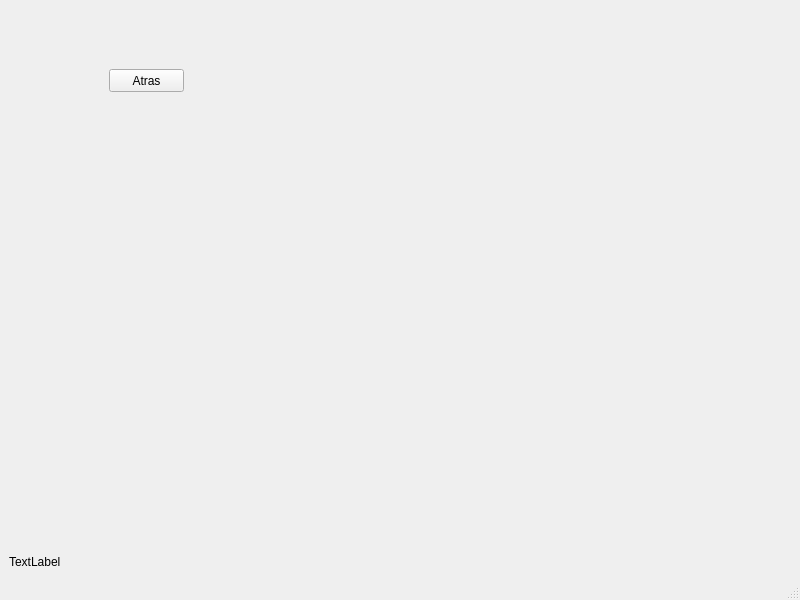
First picture: the form in gui.ui, repository gastoncer92/MiEmprendimiento, before the edit.
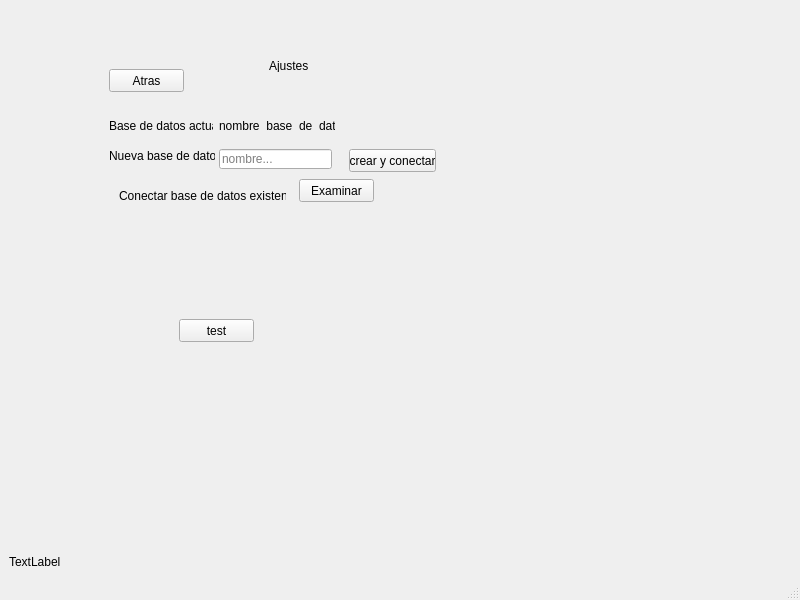
Second picture: the form after the edit. The open tabs and pages were chosen to show the change.

What changed in the file:
```diff
--- a/gui.ui
+++ b/gui.ui
@@ -707,6 +707,123 @@
          <string>Atras</string>
         </property>
        </widget>
+       <widget class="QLabel" name="label_11">
+        <property name="geometry">
+         <rect>
+          <x>260</x>
+          <y>50</y>
+          <width>47</width>
+          <height>13</height>
+         </rect>
+        </property>
+        <property name="text">
+         <string>Ajustes</string>
+        </property>
+       </widget>
+       <widget class="QLabel" name="label_12">
+        <property name="geometry">
+         <rect>
+          <x>100</x>
+          <y>110</y>
+          <width>104</width>
+          <height>13</height>
+         </rect>
+        </property>
+        <property name="text">
+         <string>Base de datos actual:</string>
+        </property>
+       </widget>
+       <widget class="QLabel" name="label_13">
+        <property name="geometry">
+         <rect>
+          <x>210</x>
+          <y>110</y>
+          <width>116</width>
+          <height>13</height>
+         </rect>
+        </property>
+        <property name="text">
+         <string>nombre_base_de_datos</string>
+        </property>
+       </widget>
+       <widget class="QLabel" name="label_14">
+        <property name="geometry">
+         <rect>
+          <x>100</x>
+          <y>140</y>
+          <width>106</width>
+          <height>13</height>
+         </rect>
+        </property>
+        <property name="text">
+         <string>Nueva base de datos:</string>
+        </property>
+       </widget>
+       <widget class="QPushButton" name="pushButton_25">
+        <property name="geometry">
+         <rect>
+          <x>290</x>
+          <y>170</y>
+          <width>75</width>
+          <height>23</height>
+         </rect>
+        </property>
+        <property name="text">
+         <string>Examinar</string>
+        </property>
+       </widget>
+       <widget class="QLineEdit" name="lineEdit_13">
+        <property name="geometry">
+         <rect>
+          <x>210</x>
+          <y>140</y>
+          <width>113</width>
+          <height>20</height>
+         </rect>
+        </property>
+        <property name="placeholderText">
+         <string>nombre...</string>
+        </property>
+       </widget>
+       <widget class="QPushButton" name="pushButton_26">
+        <property name="geometry">
+         <rect>
+          <x>340</x>
+          <y>140</y>
+          <width>87</width>
+          <height>23</height>
+         </rect>
+        </property>
+        <property name="text">
+         <string>crear y conectar</string>
+        </property>
+       </widget>
+       <widget class="QLabel" name="label_15">
+        <property name="geometry">
+         <rect>
+          <x>110</x>
+          <y>180</y>
+          <width>167</width>
+          <height>13</height>
+         </rect>
+        </property>
+        <property name="text">
+         <string>Conectar base de datos existente:</string>
+        </property>
+       </widget>
+       <widget class="QPushButton" name="pushButton_28">
+        <property name="geometry">
+         <rect>
+          <x>170</x>
+          <y>310</y>
+          <width>75</width>
+          <height>23</height>
+         </rect>
+        </property>
+        <property name="text">
+         <string>test</string>
+        </property>
+       </widget>
       </widget>
      </widget>
     </item>
```
Left out of the diff: 15 changed lines with no effect on the pictures.
